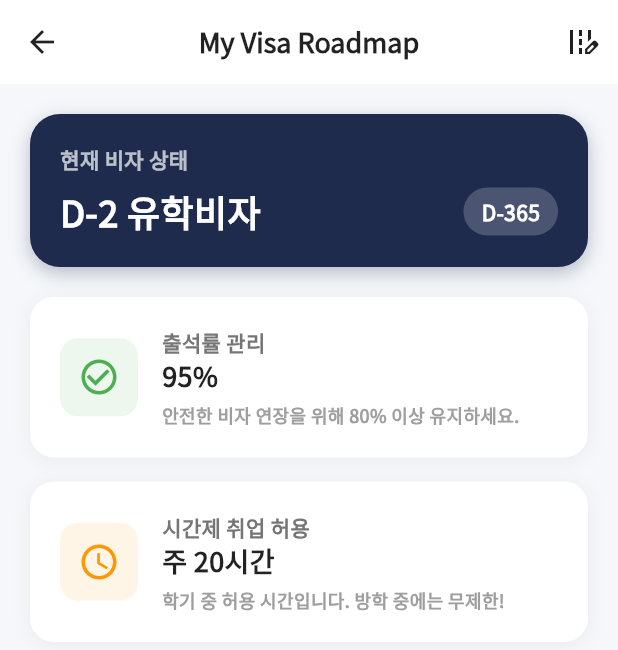
After one commit to GUBBIB/CUTY, a Flutter app: the VisaDashboardScreen screen opened directly, on a phone screen of 412 x 824 dp. The commit adds this screen. Shown: the top 650 px of the screen. Run offline on Flutter 3.47's test engine with Material 3 defaults, Android fonts, the phone set to English and light mode, and no system bars; our stand-ins replace dio, fl_chart, flutter_riverpod, flutter_secure_storage, google_fonts, shared_preferences; missing offline and left inert: window_manager; accounts and stored records are empty.

Commit message:
Feat: Visa Tab logic revamp with goal selection and dashboard

```diff
--- a/cuty_app/lib/screens/home/widgets/home_menu_grid.dart
+++ b/cuty_app/lib/screens/home/widgets/home_menu_grid.dart
@@ -2,9 +2,8 @@ import 'package:flutter/material.dart';
 import 'package:google_fonts/google_fonts.dart';
 import 'package:flutter_riverpod/flutter_riverpod.dart';
 import '../../../../providers/home_view_provider.dart';
-import '../../visa/visa_main_screen.dart';
+import '../../visa/visa_screen_wrapper.dart';
 import '../../spec/spec_wallet_screen.dart';
-import '../../jobs/jobs_home_screen.dart';
 import '../../academic/academic_main_screen.dart';
 import '../../schedule/schedule_screen.dart';
 import '../../community/community_main_screen.dart';
@@ -122,7 +121,7 @@ class _MenuCard extends ConsumerWidget {
               case '비자':
                 Navigator.push(
                   context,
-                  MaterialPageRoute(builder: (context) => const VisaMainScreen()),
+                  MaterialPageRoute(builder: (context) => const VisaScreenWrapper()),
                 );
                 break;
               case '서류지갑':
--- /dev/null
+++ b/cuty_app/lib/screens/visa/visa_dashboard_screen.dart
@@ -0,0 +1,248 @@
+import 'package:flutter/material.dart';
+import 'package:google_fonts/google_fonts.dart';
+
+class VisaDashboardScreen extends StatelessWidget {
+  final String userGoal; // 'novice', 'residency', 'job', etc.
+  final VoidCallback? onGoalChangeRequested; // Callback to reset goal
+
+  const VisaDashboardScreen({
+    super.key,
+    this.userGoal = 'novice',
+    this.onGoalChangeRequested,
+  });
+
+  @override
+  Widget build(BuildContext context) {
+    return Scaffold(
+      backgroundColor: const Color(0xFFF5F7FA),
+      appBar: AppBar(
+        title: Text(
+          'My Visa Roadmap',
+          style: GoogleFonts.notoSansKr(
+            fontWeight: FontWeight.w700,
+            fontSize: 18,
+            color: Colors.black87,
+          ),
+        ),
+        backgroundColor: Colors.white,
+        elevation: 0,
+        centerTitle: true,
+        iconTheme: const IconThemeData(color: Colors.black87),
+        actions: [
+          IconButton(
+            onPressed: onGoalChangeRequested ?? () {
+              ScaffoldMessenger.of(context).showSnackBar(
+                const SnackBar(content: Text('목표 설정 변경 기능 준비 중')),
+              );
+            },
+            icon: const Icon(Icons.edit_road), // Changed icon to suggest modification
+            tooltip: '목표 변경',
+          ),
+        ],
+      ),
+      body: SingleChildScrollView(
+        padding: const EdgeInsets.all(20),
+        child: Column(
+          crossAxisAlignment: CrossAxisAlignment.start,
+          children: [
+            _buildHeader(),
+            const SizedBox(height: 20),
+            if (userGoal == 'novice') _buildNoviceContent(),
+            if (userGoal == 'residency') _buildResidencyContent(),
+            if (userGoal == 'job') _buildJobContent(),
+          ],
+        ),
+      ),
+    );
+  }
+
+  Widget _buildHeader() {
+    return Container(
+      width: double.infinity,
+      padding: const EdgeInsets.all(20),
+      decoration: BoxDecoration(
+        color: const Color(0xFF1E2B4D),
+        borderRadius: BorderRadius.circular(20),
+        boxShadow: [
+          BoxShadow(
+            color: const Color(0xFF1E2B4D).withValues(alpha: 0.3),
+            blurRadius: 10,
+            offset: const Offset(0, 4),
+          ),
+        ],
+      ),
+      child: Column(
+        crossAxisAlignment: CrossAxisAlignment.start,
+        children: [
+          Text(
+            '현재 비자 상태',
+            style: GoogleFonts.notoSansKr(
+              color: Colors.white70,
+              fontSize: 14,
+            ),
+          ),
+          const SizedBox(height: 8),
+          Row(
+            mainAxisAlignment: MainAxisAlignment.spaceBetween,
+            children: [
+              Text(
+                'D-2 유학비자',
+                style: GoogleFonts.notoSansKr(
+                  color: Colors.white,
+                  fontSize: 24,
+                  fontWeight: FontWeight.w700,
+                ),
+              ),
+              Container(
+                padding: const EdgeInsets.symmetric(horizontal: 12, vertical: 6),
+                decoration: BoxDecoration(
+                  color: Colors.white.withValues(alpha: 0.2),
+                  borderRadius: BorderRadius.circular(20),
+                ),
+                child: Text(
+                  'D-365',
+                  style: GoogleFonts.notoSansKr(
+                    color: Colors.white,
+                    fontWeight: FontWeight.w600,
+                  ),
+                ),
+              ),
+            ],
+          ),
+        ],
+      ),
+    );
+  }
+
+  Widget _buildNoviceContent() {
+    return Column(
+      children: [
+        _buildInfoCard(
+          title: '출석률 관리',
+          value: '95%',
+          description: '안전한 비자 연장을 위해 80% 이상 유지하세요.',
+          icon: Icons.check_circle_outline,
+          color: Colors.green,
+        ),
+        const SizedBox(height: 16),
+        _buildInfoCard(
+          title: '시간제 취업 허용',
+          value: '주 20시간',
+          description: '학기 중 허용 시간입니다. 방학 중에는 무제한!',
+          icon: Icons.access_time,
+          color: Colors.orange,
+        ),
+      ],
+    );
+  }
+
+  Widget _buildResidencyContent() {
+    return Column(
+      children: [
+        _buildInfoCard(
+          title: 'F-2-7 점수 예측',
+          value: '65점 / 80점',
+          description: '목표 점수까지 15점 남았습니다.',
+          icon: Icons.calculate_outlined,
+          color: Colors.blue,
+        ),
+        const SizedBox(height: 16),
+         _buildInfoCard(
+          title: '사회통합프로그램',
+          value: '3단계 이수',
+          description: '5단계 이수 시 가산점이 부여됩니다.',
+          icon: Icons.school_outlined,
+          color: Colors.purple,
+        ),
+      ],
+    );
+  }
+
+  Widget _buildJobContent() {
+     return Column(
+      children: [
+        _buildInfoCard(
+          title: 'E-7 요건 충족',
+          value: '준비 중',
+          description: '전공 관련 직무 탐색이 필요합니다.',
+          icon: Icons.work_outline,
+          color: Colors.indigo,
+        ),
+        const SizedBox(height: 16),
+         _buildInfoCard(
+          title: '한국어 능력',
+          value: 'TOPIK 4급',
+          description: '취업에 유리한 5급 도전을 추천해요!',
+          icon: Icons.translate,
+          color: Colors.teal,
+        ),
+      ],
+    );
+  }
+
+  Widget _buildInfoCard({
+    required String title,
+    required String value,
+    required String description,
+    required IconData icon,
+    required Color color,
+  }) {
+    return Container(
+      padding: const EdgeInsets.all(20),
+      decoration: BoxDecoration(
+        color: Colors.white,
+        borderRadius: BorderRadius.circular(16),
+        boxShadow: [
+          BoxShadow(
+            color: Colors.black.withValues(alpha: 0.05),
+            blurRadius: 10,
+            offset: const Offset(0, 2),
+          ),
+        ],
+      ),
+      child: Row(
+        children: [
+          Container(
+            padding: const EdgeInsets.all(12),
+            decoration: BoxDecoration(
+              color: color.withValues(alpha: 0.1),
+              borderRadius: BorderRadius.circular(12),
+            ),
+            child: Icon(icon, color: color, size: 28),
+          ),
+          const SizedBox(width: 16),
+          Expanded(
+            child: Column(
+              crossAxisAlignment: CrossAxisAlignment.start,
+              children: [
+                Text(
+                  title,
+                  style: GoogleFonts.notoSansKr(
+                    fontSize: 14,
+                    color: Colors.grey[600],
+                  ),
+                ),
+                Text(
+                  value,
+                  style: GoogleFonts.notoSansKr(
+                    fontSize: 18,
+                    fontWeight: FontWeight.w700,
+                    color: Colors.black87,
+                  ),
+                ),
+                const SizedBox(height: 4),
+                Text(
+                  description,
+                  style: GoogleFonts.notoSansKr(
+                    fontSize: 12,
+                    color: Colors.grey[500],
+                  ),
+                ),
+              ],
+            ),
+          ),
+        ],
+      ),
+    );
+  }
+}
```
Also changed, not shown: cuty_app/lib/screens/visa/visa_goal_selection_screen.dart (added, +217 -0 lines), cuty_app/lib/screens/visa/visa_main_screen.dart (deleted, +0 -18 lines), cuty_app/lib/screens/visa/visa_screen_wrapper.dart (added, +45 -0 lines).
